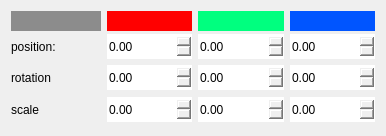
Qt form src/widgets/transformeditor.ui (jahshaka/Studio) before a commit.
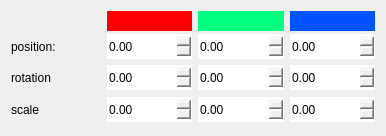
The same form after that commit.

The edit to the form file:
```diff
--- a/src/widgets/transformeditor.ui
+++ b/src/widgets/transformeditor.ui
@@ -62,7 +62,7 @@
          </size>
         </property>
         <property name="styleSheet">
-         <string notr="true">background-color: rgb(140, 140, 140);</string>
+         <string notr="true"/>
         </property>
        </widget>
       </item>
```
